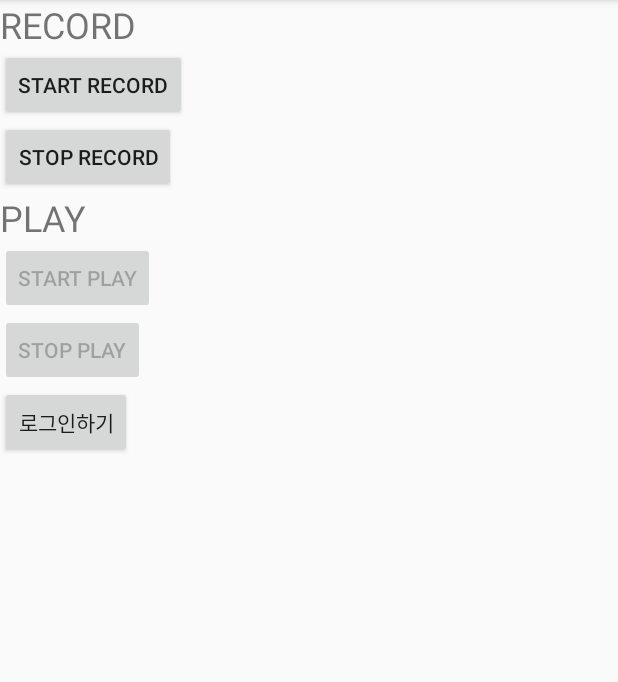
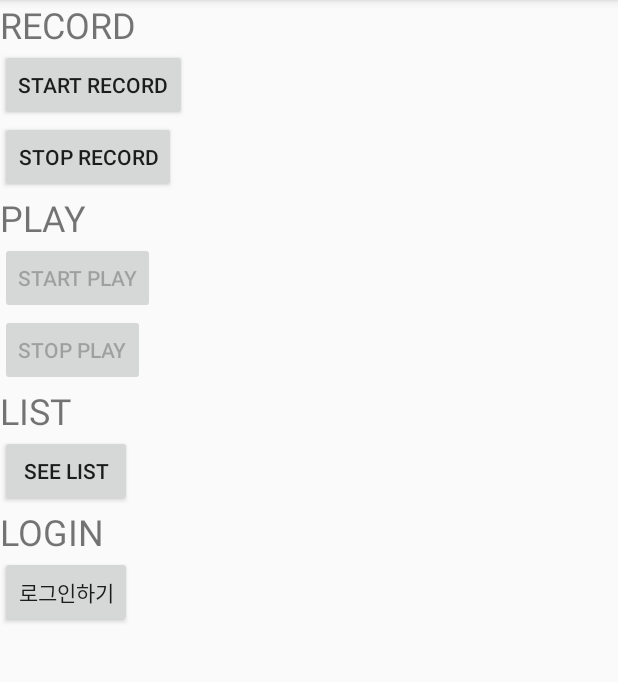
Before and after one commit to lianachoi/temp_litholr, an Android app: the screen it shows after launch (MainActivity), after a tap on "START RECORD", on a phone screen of 412 x 824 dp, the part 84-766 px from its top. Run offline under Robolectric (Android 15) with nearby library versions, the phone set to English and light mode, and no system bars; libraries missing offline, so code that uses them is left out: com.kakao.auth; 1 statement that could not run was skipped.

Commit message:
20210409-02:48 음악파일 리스트 조회

```diff
--- a/app/build.gradle
+++ b/app/build.gradle
@@ -31,10 +31,12 @@ android {
 dependencies {
     implementation 'androidx.appcompat:appcompat:1.0.0'
     implementation 'androidx.constraintlayout:constraintlayout:1.1.3'
+    implementation 'androidx.wear:wear:1.0.0'
     testImplementation 'junit:junit:4.+'
     //noinspection GradleCompatible
     //androidTestImplementation 'com.android.support.test:runner:1.0.2'
     androidTestImplementation 'androidx.test.espresso:espresso-core:3.1.0'
     implementation group: project.KAKAO_SDK_GROUP, name: 'usermgmt', version: project.KAKAO_SDK_VERSION
+    compileOnly 'com.google.android.wearable:wearable:2.6.0'
 
 }
--- a/app/src/main/AndroidManifest.xml
+++ b/app/src/main/AndroidManifest.xml
@@ -3,6 +3,7 @@
     package="com.litholr.chord">
 
     <uses-permission android:name="android.permission.RECORD_AUDIO" />
+    <uses-permission android:name="android.permission.WRITE_EXTERNAL_STORAGE" />
     <uses-permission android:name="android.permission.READ_EXTERNAL_STORAGE" />
     <uses-permission android:name="android.permission.INTERNET" />
 
@@ -13,7 +14,8 @@
         android:label="@string/app_name"
         android:roundIcon="@mipmap/ic_launcher_round"
         android:supportsRtl="true"
-        android:theme="@style/Theme.Chord">
+        android:theme="@style/Theme.Chord"
+        android:requestLegacyExternalStorage="true">
 
         <meta-data
             android:name="com.kakao.sdk.AppKey"
@@ -27,6 +29,7 @@
         </activity>
 
         <activity android:name=".LoginActivity"></activity>
+        <activity android:name=".ListActivity"></activity>
     </application>
 
 </manifest>
--- a/app/src/main/java/com/litholr/chord/MainActivity.java
+++ b/app/src/main/java/com/litholr/chord/MainActivity.java
@@ -6,6 +6,7 @@ import android.content.pm.PackageManager;
 import android.media.MediaPlayer;
 import android.media.MediaRecorder;
 import android.os.Bundle;
+import android.os.Environment;
 import android.view.View;
 import android.widget.Button;
 import android.widget.Toast;
@@ -16,12 +17,12 @@ import androidx.appcompat.app.AppCompatActivity;
 import androidx.core.app.ActivityCompat;
 import androidx.core.content.ContextCompat;
 
+import java.io.File;
 import java.io.IOException;
-import java.util.UUID;
 
 public class MainActivity extends AppCompatActivity {
 
-    Button btnStartRecord, btnStopRecord, btnStartPlay, btnStopPlay, btnLogin;
+    Button btnStartRecord, btnStopRecord, btnStartPlay, btnStopPlay, btnLogin, btnSeeList;
     String pathSave = "";
 
     MediaRecorder mediaRecorder;
@@ -46,11 +47,17 @@ public class MainActivity extends AppCompatActivity {
 
         btnLogin = (Button) findViewById(R.id.btnLogin);
 
+
+        btnSeeList = (Button) findViewById(R.id.btnSeeList);
+
         btnStartRecord.setOnClickListener(new View.OnClickListener() {
             @Override
             public void onClick(View view) {
-                pathSave = getFilesDir() + "/"
-                        + UUID.randomUUID().toString() + "_audio_record.3gp";
+//                pathSave = getFilesDir() + "/"
+//                        + UUID.randomUUID().toString() + "_audio_record.mp3";
+                pathSave = Environment.getExternalStorageDirectory()
+                        .getAbsolutePath()
+                        + "/Documents/Chord/Audio/audio_record.mp3";
                 setupMediaRecorder();
                 try {
                     mediaRecorder.prepare();
@@ -70,7 +77,13 @@ public class MainActivity extends AppCompatActivity {
         btnStopRecord.setOnClickListener(new View.OnClickListener() {
             @Override
             public void onClick(View view) {
-                mediaRecorder.stop();
+                try {
+                    mediaRecorder.stop();
+                } catch (IllegalStateException ise){
+                    ise.printStackTrace();
+                }
+                mediaRecorder.release();
+                mediaRecorder = null;
                 btnStopRecord.setEnabled(false);
                 btnStartPlay.setEnabled(true);
                 btnStartRecord.setEnabled(true);
@@ -116,6 +129,14 @@ public class MainActivity extends AppCompatActivity {
             }
         });
 
+        btnSeeList.setOnClickListener(new View.OnClickListener() {
+            @Override
+            public void onClick(View v) {
+                Intent intent = new Intent(MainActivity.this, ListActivity.class);
+                startActivity(intent);
+            }
+        });
+
         btnLogin.setOnClickListener(new View.OnClickListener() {
             @Override
             public void onClick(View v) {
@@ -128,8 +149,13 @@ public class MainActivity extends AppCompatActivity {
     private void setupMediaRecorder() {
         mediaRecorder = new MediaRecorder();
         mediaRecorder.setAudioSource(MediaRecorder.AudioSource.MIC);
-        mediaRecorder.setOutputFormat(MediaRecorder.OutputFormat.THREE_GPP);
+        mediaRecorder.setOutputFormat(MediaRecorder.OutputFormat.MPEG_4);
         mediaRecorder.setAudioEncoder(MediaRecorder.OutputFormat.AMR_NB);
+        File dir = new File(Environment.getExternalStorageDirectory().getAbsolutePath()
+                + "/Documents/Chord/Audio");
+        if(!dir.exists()){
+            dir.mkdirs();
+        }
         mediaRecorder.setOutputFile(pathSave);
     }
 
@@ -146,7 +172,9 @@ public class MainActivity extends AppCompatActivity {
     private void requestPermission() {
         ActivityCompat.requestPermissions(this, new String[]{
                 Manifest.permission.WRITE_EXTERNAL_STORAGE,
-                Manifest.permission.RECORD_AUDIO
+                Manifest.permission.RECORD_AUDIO,
+                Manifest.permission.INTERNET,
+                Manifest.permission.READ_EXTERNAL_STORAGE
 
         }, REQUEST_PERMISSION_CODE);
     }
--- a/app/src/main/res/layout/activity_main.xml
+++ b/app/src/main/res/layout/activity_main.xml
@@ -39,7 +39,23 @@
         android:layout_width="wrap_content"
         android:layout_height="wrap_content"/>
 
+    <TextView
+        android:text="LIST"
+        android:textSize="24sp"
+        android:layout_width="wrap_content"
+        android:layout_height="wrap_content" />
+    <Button
+        android:id="@+id/btnSeeList"
+        android:text="See List"
+        android:layout_width="wrap_content"
+        android:layout_height="wrap_content"/>
 
+
+    <TextView
+        android:text="LOGIN"
+        android:textSize="24sp"
+        android:layout_width="wrap_content"
+        android:layout_height="wrap_content" />
     <Button
         android:id="@+id/btnLogin"
         android:text="로그인하기"
--- a/app/src/main/res/values/strings.xml
+++ b/app/src/main/res/values/strings.xml
@@ -1,3 +1,9 @@
 <resources>
     <string name="app_name">Chord</string>
+    <string name="title_activity_list">ListActivity</string>
+    <!--
+    This string is used for square devices and overridden by hello_world in
+    values-round/strings.xml for round devices.
+    -->
+    <string name="hello_world">Hello Square World!</string>
 </resources>
```
